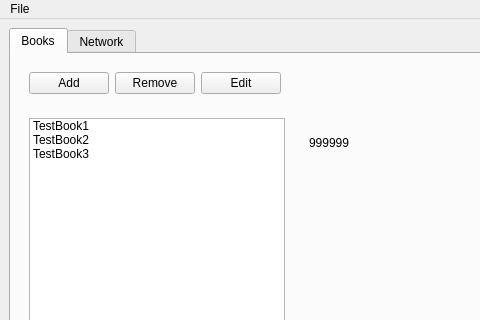
The window that server/gui/librarymaingui.ui (WerthersEchte/M214_AdvancedCpp-Projekt_Librarysystem) describes before a commit, drawn with Qt 5; both pictures show x 0 to 480 and y 0 to 320 of the 770 by 643 pixel window.
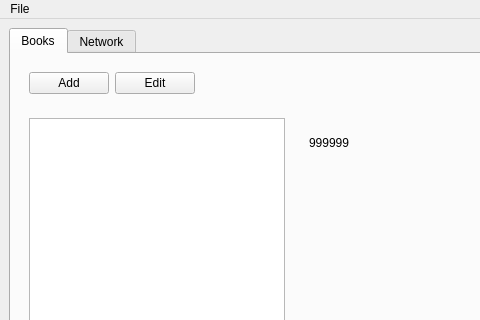
The same window after the commit.

What changed in the file:
```diff
--- a/server/gui/librarymaingui.ui
+++ b/server/gui/librarymaingui.ui
@@ -41,13 +41,6 @@
              </property>
             </widget>
            </item>
-           <item>
-            <widget class="QPushButton" name="pBBooksRemove">
-             <property name="text">
-              <string>Remove</string>
-             </property>
-            </widget>
-           </item>
            <item>
             <widget class="QPushButton" name="pBBooksEdit">
              <property name="text">
@@ -81,28 +74,13 @@
           </property>
           <layout class="QHBoxLayout" name="horizontalLayout_2">
            <item>
-            <widget class="QListWidget" name="lWBooksList">
+            <widget class="QListView" name="lVBooksList">
              <property name="sizePolicy">
               <sizepolicy hsizetype="Minimum" vsizetype="Minimum">
                <horstretch>0</horstretch>
                <verstretch>0</verstretch>
               </sizepolicy>
              </property>
-             <item>
-              <property name="text">
-               <string>TestBook1</string>
-              </property>
-             </item>
-             <item>
-              <property name="text">
-               <string>TestBook2</string>
-              </property>
-             </item>
-             <item>
-              <property name="text">
-               <string>TestBook3</string>
-              </property>
-             </item>
             </widget>
            </item>
            <item>
```
